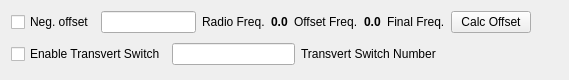
First picture: the form in mqt/MqtRigControl/transvertsetupform.ui, repository zsteva/backup-minos2, before the edit.
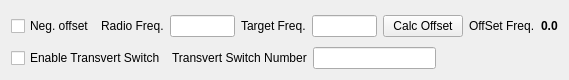
Second picture: the form after the edit.

Commit message: add target freq box to transverter tab

```diff
--- a/mqt/MqtRigControl/transvertsetupform.ui
+++ b/mqt/MqtRigControl/transvertsetupform.ui
@@ -25,6 +25,13 @@
          </property>
         </widget>
        </item>
+       <item>
+        <widget class="QLabel" name="label_3">
+         <property name="text">
+          <string>Radio Freq.</string>
+         </property>
+        </widget>
+       </item>
        <item>
         <widget class="QLineEdit" name="radioFreq">
          <property name="inputMask">
@@ -38,52 +45,15 @@
          </property>
         </widget>
        </item>
-       <item>
-        <widget class="QLabel" name="label_3">
-         <property name="text">
-          <string>Radio Freq.</string>
-         </property>
-        </widget>
-       </item>
-       <item>
-        <widget class="QLabel" name="Offset">
-         <property name="font">
-          <font>
-           <weight>75</weight>
-           <bold>true</bold>
-          </font>
-         </property>
-         <property name="text">
-          <string>0.0</string>
-         </property>
-        </widget>
-       </item>
        <item>
         <widget class="QLabel" name="OffsetLabel">
          <property name="text">
-          <string>Offset Freq.</string>
+          <string>Target Freq.</string>
          </property>
         </widget>
        </item>
        <item>
-        <widget class="QLabel" name="finalFreq">
-         <property name="font">
-          <font>
-           <weight>75</weight>
-           <bold>true</bold>
-          </font>
-         </property>
-         <property name="text">
-          <string>0.0</string>
-         </property>
-        </widget>
-       </item>
-       <item>
-        <widget class="QLabel" name="finalFreqLbl">
-         <property name="text">
-          <string>Final Freq.</string>
-         </property>
-        </widget>
+        <widget class="QLineEdit" name="targetFreq"/>
        </item>
        <item>
         <widget class="QPushButton" name="calcOffsetPb">
@@ -92,6 +62,26 @@
          </property>
         </widget>
        </item>
+       <item>
+        <widget class="QLabel" name="OffSetLbl">
+         <property name="text">
+          <string>OffSet Freq.</string>
+         </property>
+        </widget>
+       </item>
+       <item>
+        <widget class="QLabel" name="offsetFreq">
+         <property name="font">
+          <font>
+           <weight>75</weight>
+           <bold>true</bold>
+          </font>
+         </property>
+         <property name="text">
+          <string>0.0</string>
+         </property>
+        </widget>
+       </item>
        <item>
         <spacer name="horizontalSpacer">
          <property name="orientation">
@@ -116,9 +106,6 @@
          </property>
         </widget>
        </item>
-       <item>
-        <widget class="QLineEdit" name="transVertSwNum"/>
-       </item>
        <item>
         <widget class="QLabel" name="transVertSwNumLbl">
          <property name="text">
@@ -126,6 +113,9 @@
          </property>
         </widget>
        </item>
+       <item>
+        <widget class="QLineEdit" name="transVertSwNum"/>
+       </item>
        <item>
         <spacer name="horizontalSpacer_2">
          <property name="orientation">
```
The commit also changes 6 other files.
